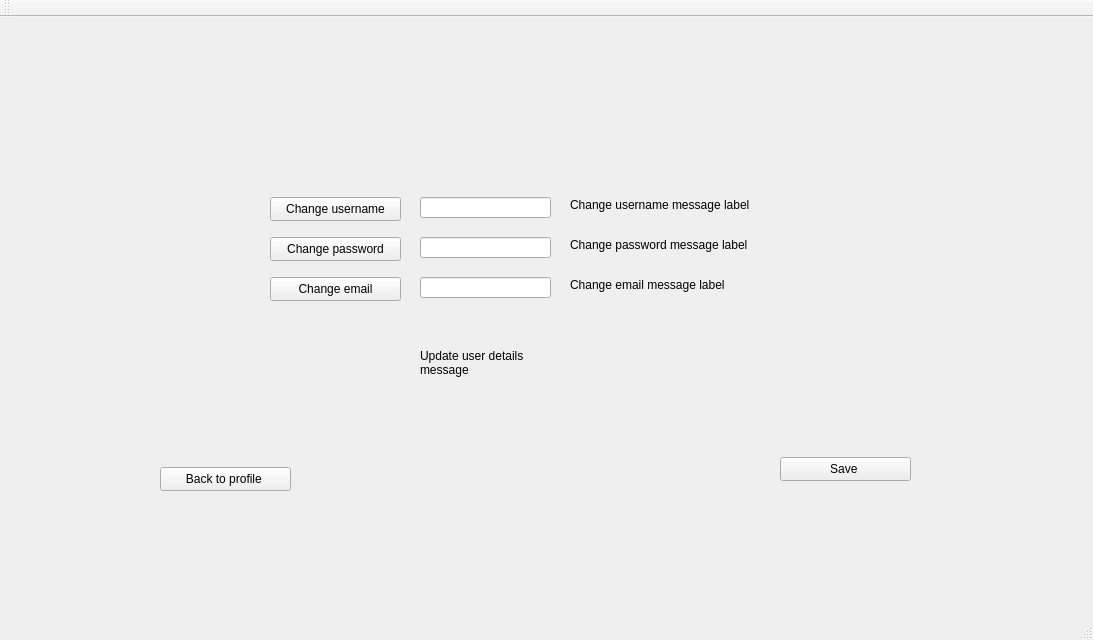
AndreiAndreea/TriviadorMCpp, file Triviador/Triviador/Triviador.ui: the form before one commit.
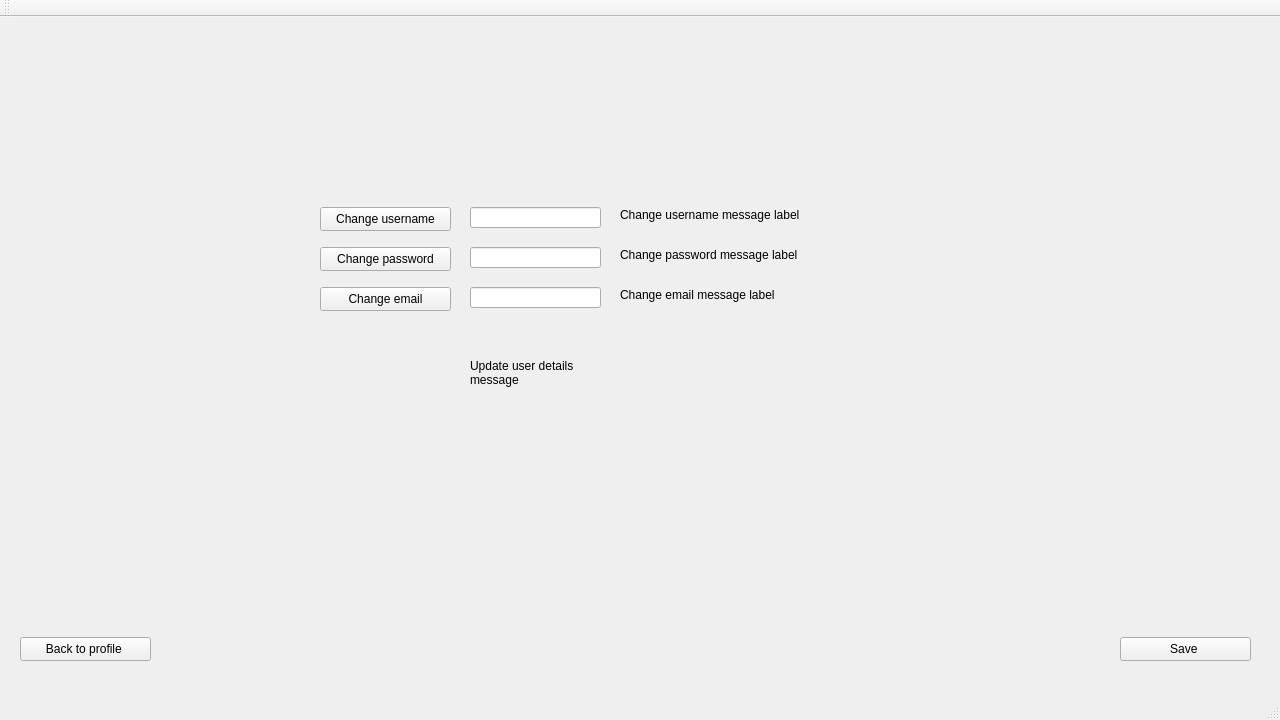
The form after the commit. The open tabs and pages were chosen to show the change.

The edit to the form file:
```diff
--- a/Triviador/Triviador/Triviador.ui
+++ b/Triviador/Triviador/Triviador.ui
@@ -6,8 +6,8 @@
    <rect>
     <x>0</x>
     <y>0</y>
-    <width>1093</width>
-    <height>640</height>
+    <width>1280</width>
+    <height>720</height>
    </rect>
   </property>
   <property name="windowTitle">
@@ -17,10 +17,10 @@
    <widget class="QStackedWidget" name="stackedWidget">
     <property name="geometry">
      <rect>
-      <x>20</x>
+      <x>0</x>
       <y>0</y>
-      <width>1031</width>
-      <height>551</height>
+      <width>1280</width>
+      <height>720</height>
      </rect>
     </property>
     <property name="autoFillBackground">
@@ -301,8 +301,8 @@
      <widget class="QLineEdit" name="changeUsernameLineEdit">
       <property name="geometry">
        <rect>
-        <x>400</x>
-        <y>180</y>
+        <x>470</x>
+        <y>190</y>
         <width>131</width>
         <height>21</height>
        </rect>
@@ -311,8 +311,8 @@
      <widget class="QPushButton" name="changeEmailPushButton">
       <property name="geometry">
        <rect>
-        <x>250</x>
-        <y>260</y>
+        <x>320</x>
+        <y>270</y>
         <width>131</width>
         <height>24</height>
        </rect>
@@ -324,8 +324,8 @@
      <widget class="QLineEdit" name="changeEmailLineEdit">
       <property name="geometry">
        <rect>
-        <x>400</x>
-        <y>260</y>
+        <x>470</x>
+        <y>270</y>
         <width>131</width>
         <height>21</height>
        </rect>
@@ -334,8 +334,8 @@
      <widget class="QPushButton" name="changeUsernamePushButton">
       <property name="geometry">
        <rect>
-        <x>250</x>
-        <y>180</y>
+        <x>320</x>
+        <y>190</y>
         <width>131</width>
         <height>24</height>
        </rect>
@@ -347,8 +347,8 @@
      <widget class="QPushButton" name="changePasswordPushButton">
       <property name="geometry">
        <rect>
-        <x>250</x>
-        <y>220</y>
+        <x>320</x>
+        <y>230</y>
         <width>131</width>
         <height>24</height>
        </rect>
@@ -360,8 +360,8 @@
      <widget class="QPushButton" name="saveProfileSettingsPushButton">
       <property name="geometry">
        <rect>
-        <x>760</x>
-        <y>440</y>
+        <x>1120</x>
+        <y>620</y>
         <width>131</width>
         <height>24</height>
        </rect>
@@ -373,8 +373,8 @@
      <widget class="QLineEdit" name="changePasswordLineEdit">
       <property name="geometry">
        <rect>
-        <x>400</x>
-        <y>220</y>
+        <x>470</x>
+        <y>230</y>
         <width>131</width>
         <height>21</height>
        </rect>
@@ -383,8 +383,8 @@
      <widget class="QLabel" name="updateUserDetailsMessageLabel">
       <property name="geometry">
        <rect>
-        <x>400</x>
-        <y>300</y>
+        <x>470</x>
+        <y>310</y>
         <width>121</width>
         <height>91</height>
        </rect>
@@ -399,8 +399,8 @@
      <widget class="QPushButton" name="backToProfileButton">
       <property name="geometry">
        <rect>
-        <x>140</x>
-        <y>450</y>
+        <x>20</x>
+        <y>620</y>
         <width>131</width>
         <height>24</height>
        </rect>
@@ -412,8 +412,8 @@
      <widget class="QLabel" name="changeUsernameMessageLabel">
       <property name="geometry">
        <rect>
-        <x>550</x>
-        <y>180</y>
+        <x>620</x>
+        <y>190</y>
         <width>521</width>
         <height>16</height>
        </rect>
@@ -425,8 +425,8 @@
      <widget class="QLabel" name="changePasswordMessageLabel">
       <property name="geometry">
        <rect>
-        <x>550</x>
-        <y>220</y>
+        <x>620</x>
+        <y>230</y>
         <width>521</width>
         <height>16</height>
        </rect>
@@ -438,8 +438,8 @@
      <widget class="QLabel" name="changeEmailMessageLabel">
       <property name="geometry">
        <rect>
-        <x>550</x>
-        <y>260</y>
+        <x>620</x>
+        <y>270</y>
         <width>521</width>
         <height>16</height>
        </rect>
```
Left out of the diff: 22 changed lines with no effect on the pictures.
